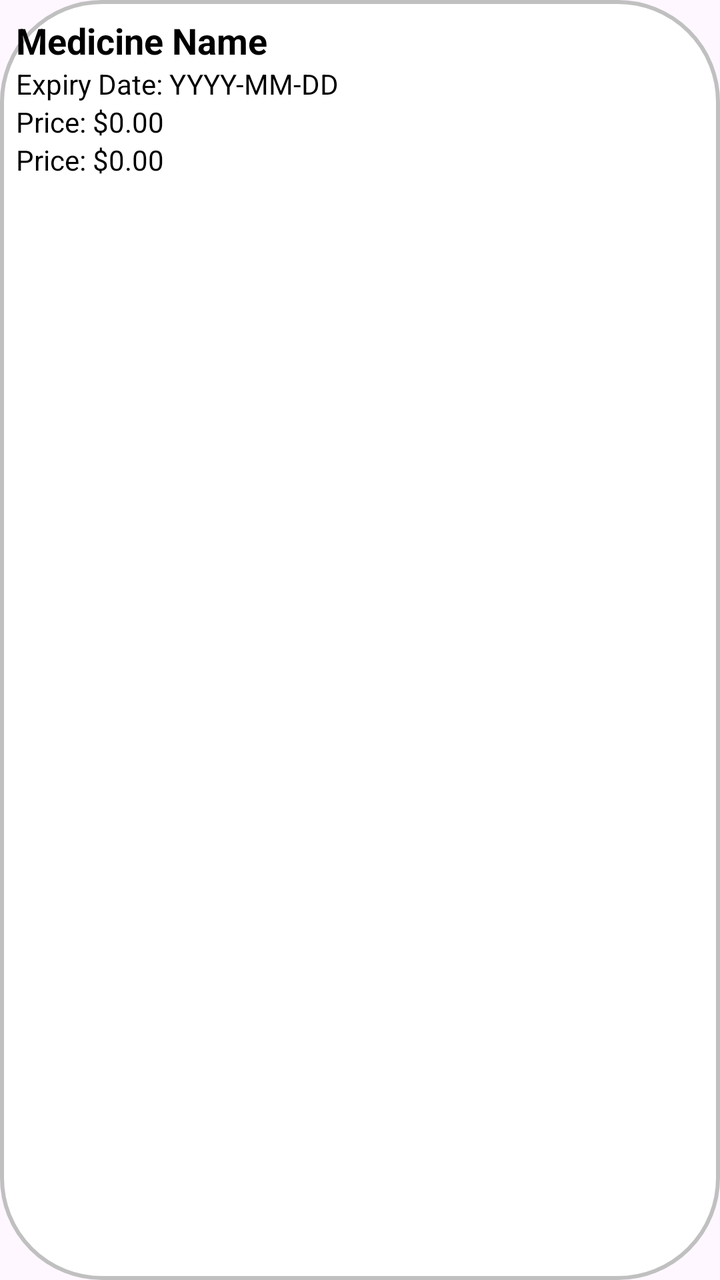
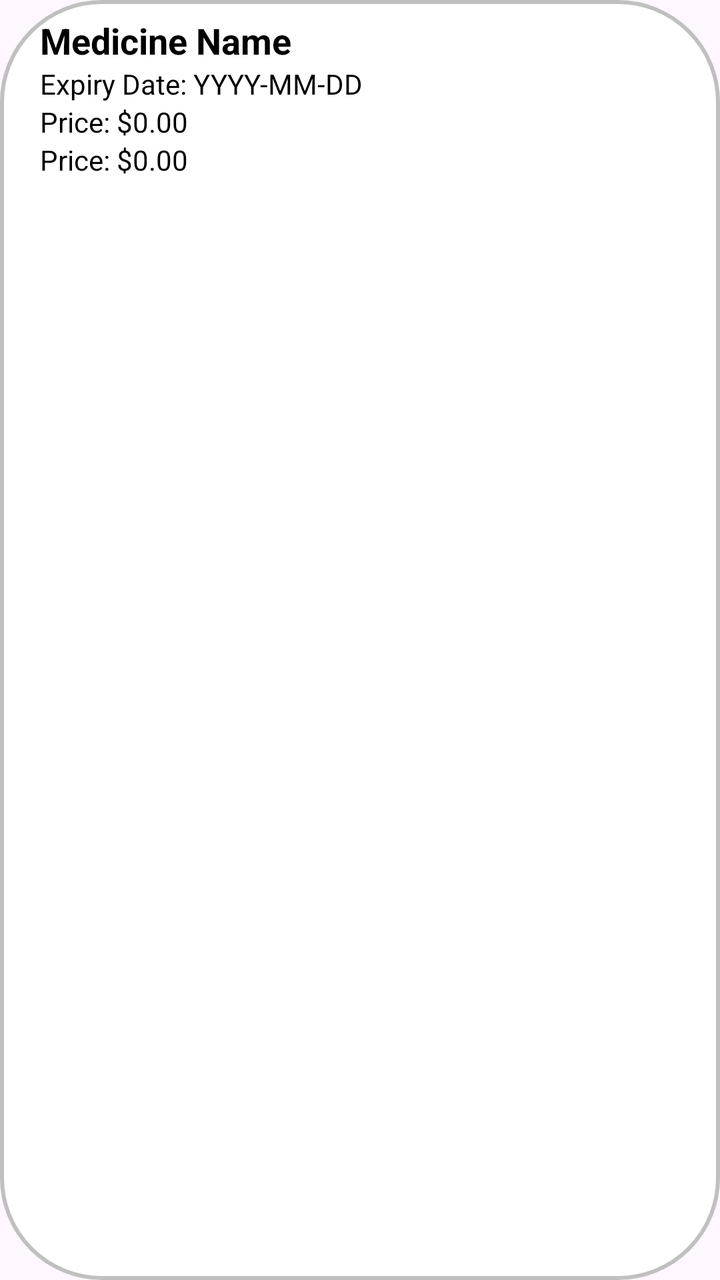

An Android layout rendered at two revisions. The XML below is the earlier revision; the diff shows what the commit changed to produce the second picture.
<!-- AndroidManifest.xml: application theme Theme.KliniKAndroid -->
<!-- res/layout/item_medicine.xml -->
<?xml version="1.0" encoding="utf-8"?>
<LinearLayout xmlns:android="http://schemas.android.com/apk/res/android"
    android:layout_width="match_parent"
    android:layout_height="wrap_content"
    android:orientation="vertical"
    android:padding="8dp"
    android:background="@drawable/circle_background">

    <TextView
        android:id="@+id/medicineNameTextView"
        android:layout_width="wrap_content"
        android:layout_height="wrap_content"
        android:text="Medicine Name"
        android:textSize="18sp"
        android:textStyle="bold"
        android:textColor="@color/black" />

    <TextView
        android:id="@+id/expiryDateTextView"
        android:layout_width="wrap_content"
        android:layout_height="wrap_content"
        android:text="Expiry Date: YYYY-MM-DD"
        android:textSize="14sp"
        android:textColor="@color/black" />

    <TextView
        android:id="@+id/priceTextView"
        android:layout_width="wrap_content"
        android:layout_height="wrap_content"
        android:text="Price: $0.00"
        android:textSize="14sp"
        android:textColor="@color/black" />

    <TextView
        android:id="@+id/quantityTextView"
        android:layout_width="wrap_content"
        android:layout_height="wrap_content"
        android:text="Price: $0.00"
        android:textSize="14sp"
        android:textColor="@color/black" />
</LinearLayout>
<!-- resources referenced by this layout -->
<resources>
  <color name="black">#FF000000</color>
  <!-- drawable circle_background (drawable) -->
  <?xml version="1.0" encoding="utf-8"?>
  <shape xmlns:android="http://schemas.android.com/apk/res/android">
      <solid android:color="#FFFFFF" /> 
      <corners android:radius="50dp" /> 
      <stroke
          android:width="2dp"
          android:color="#C0C0C0" /> 
  </shape>
  <style name="Theme.KliniKAndroid" parent="Base.Theme.KliniKAndroid" />
  <style name="Base.Theme.KliniKAndroid" parent="Theme.Material3.DayNight.NoActionBar">
          
          
      </style>
</resources>

<!-- the commit's change to res/layout/item_medicine.xml (unified diff, before → after) -->
@@ -13,7 +13,8 @@
         android:text="Medicine Name"
         android:textSize="18sp"
         android:textStyle="bold"
-        android:textColor="@color/black" />
+        android:textColor="@color/black"
+        android:layout_marginLeft="12dp"/>
 
     <TextView
         android:id="@+id/expiryDateTextView"
@@ -21,7 +22,8 @@
         android:layout_height="wrap_content"
         android:text="Expiry Date: YYYY-MM-DD"
         android:textSize="14sp"
-        android:textColor="@color/black" />
+        android:textColor="@color/black"
+        android:layout_marginLeft="12dp"/>
 
     <TextView
         android:id="@+id/priceTextView"
@@ -29,7 +31,8 @@
         android:layout_height="wrap_content"
         android:text="Price: $0.00"
         android:textSize="14sp"
-        android:textColor="@color/black" />
+        android:textColor="@color/black"
+        android:layout_marginLeft="12dp"/>
 
     <TextView
         android:id="@+id/quantityTextView"
@@ -37,5 +40,8 @@
         android:layout_height="wrap_content"
         android:text="Price: $0.00"
         android:textSize="14sp"
-        android:textColor="@color/black" />
+        android:textColor="@color/black"
+        android:layout_marginLeft="12dp"/>
+
+
 </LinearLayout>
